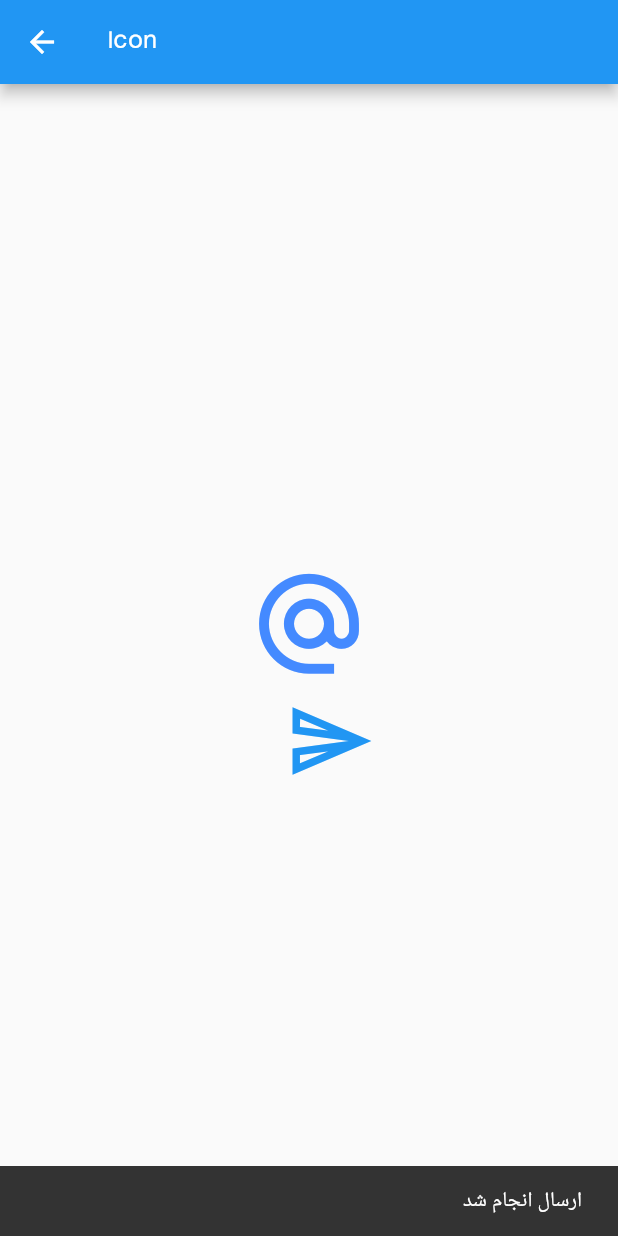
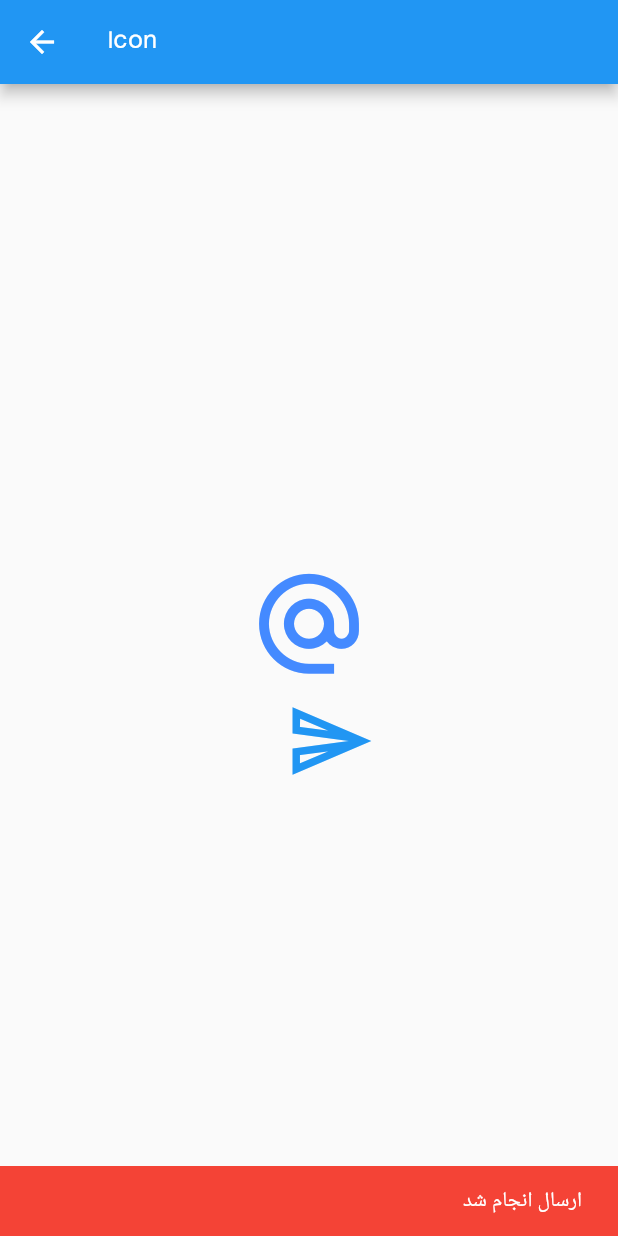
Before and after one commit to MKarimi21/FlutterDartCourse-Seraj, a Flutter app: the IconWidget screen opened directly, after a tap on the "send" icon, on a phone screen of 412 x 824 dp. Run offline on Flutter 3.47's test engine with Material 2 defaults, Android fonts, the phone set to English and light mode, and no system bars.

```diff
--- a/section05rev02/lib/widgets/icon_widget.dart
+++ b/section05rev02/lib/widgets/icon_widget.dart
@@ -44,9 +44,12 @@ class _IconWidgetState extends State<IconWidget> {
 
   void _onClickedIcon() {
     ScaffoldMessenger.of(context).showSnackBar(SnackBar(
-        content: Text(
-      "ارسال انجام شد",
-      textDirection: TextDirection.rtl,
-    )));
+      content: Text(
+        "ارسال انجام شد",
+        textDirection: TextDirection.rtl,
+      ),
+      duration: Duration(seconds: 1),
+      backgroundColor: Colors.red,
+    ));
   }
 }
```
